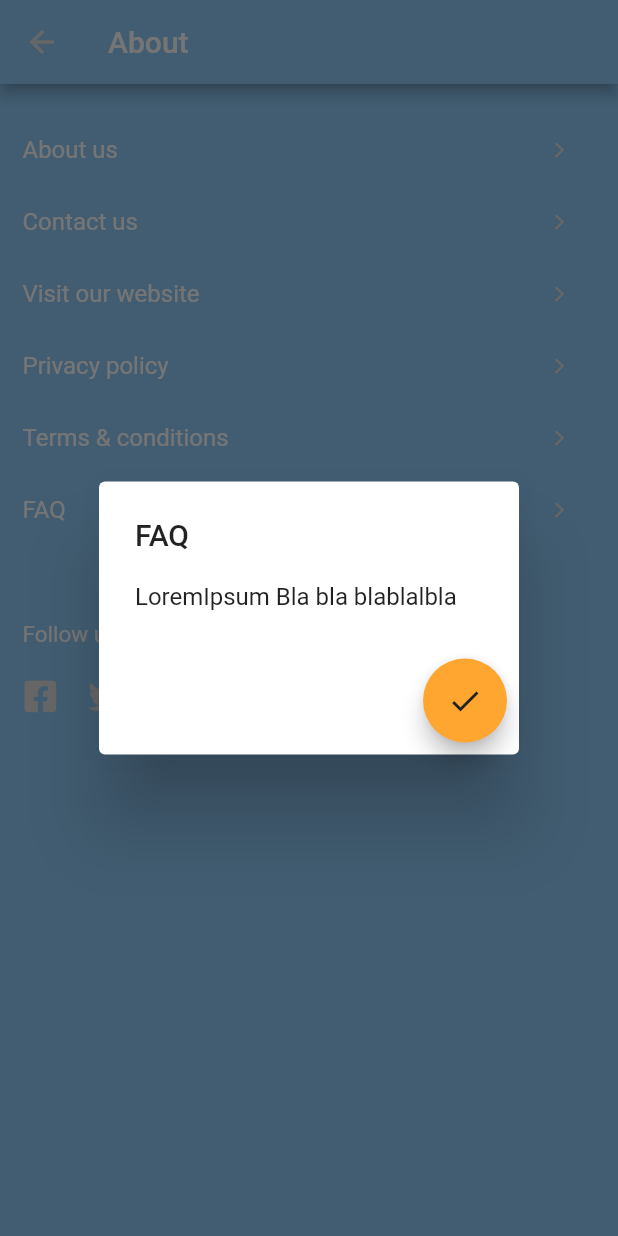
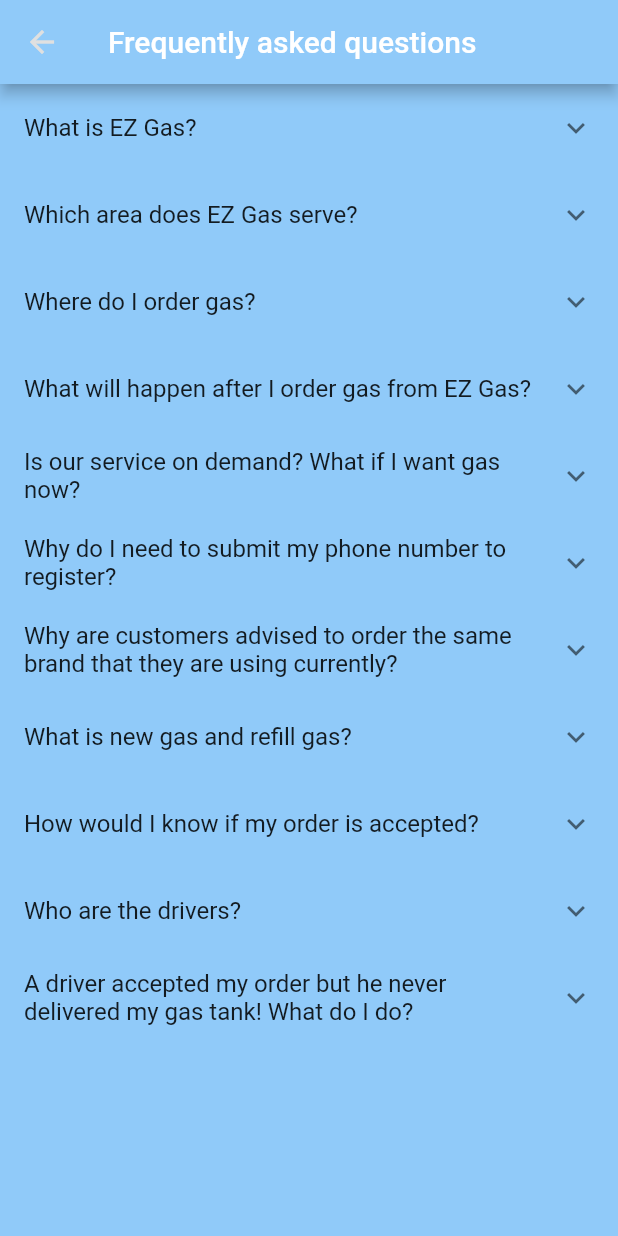
Before and after one commit to aimanuslim/Gas2Go, a Flutter app: the ProfileTabAboutUs screen opened directly, after a tap on "FAQ", on a phone screen of 412 x 824 dp. Run offline on Flutter 3.47's test engine with Material 2 defaults, Android fonts, the phone set to English and light mode, and no system bars; our stand-ins replace font_awesome_flutter, intro_slider, share, sticky_headers.

Commit message:
completed 'FAQ' screen

```diff
--- a/lib/customer_screens.dart
+++ b/lib/customer_screens.dart
@@ -2307,26 +2307,12 @@ class ProfileTabAboutUs extends StatelessWidget {
               ),
             ),
             GestureDetector(
-              // work on the onTap method
               onTap: () {
-                showDialog<void>(
-                    context: context,
-                    builder: (BuildContext context) {
-                      return AlertDialog(
-                        title: Text('FAQ'),
-                        content: const Text('LoremIpsum Bla bla blablalbla'),
-                        actions: <Widget>[
-                          FloatingActionButton(
-                            child: Icon(Icons.check),
-                            backgroundColor: Color(0xffFFA630),
-                            foregroundColor: Color(0xff222222),
-                            onPressed: () {
-                              Navigator.of(context).pop();
-                            },
-                          )
-                        ],
-                      );
-                    });
+                Navigator.push(
+                  context,
+                  MaterialPageRoute(
+                      builder: (context) => FrequentlyAskedQuestions()),
+                );
               },
               child: new Row(
                 children: <Widget>[
@@ -2347,25 +2333,10 @@ class ProfileTabAboutUs extends StatelessWidget {
                       color: Theme.of(context).buttonColor,
                     ),
                     onPressed: () {
-                      showDialog<void>(
-                        context: context,
-                        builder: (BuildContext context) {
-                          return AlertDialog(
-                            title: Text('Frequently Asked Questions'),
-                            content:
-                                const Text('LoremIpsum Bla bla blablalbla'),
-                            actions: <Widget>[
-                              FloatingActionButton(
-                                child: Icon(Icons.check),
-                                backgroundColor: Color(0xffFFA630),
-                                foregroundColor: Color(0xff222222),
-                                onPressed: () {
-                                  Navigator.of(context).pop();
-                                },
-                              ),
-                            ],
-                          );
-                        },
+                      Navigator.push(
+                        context,
+                        MaterialPageRoute(
+                            builder: (context) => FrequentlyAskedQuestions()),
                       );
                     },
                   )
@@ -3886,6 +3857,149 @@ class TermsAndConditionsState extends State<TermsAndConditions> {
         ],
       ),
     );
+  }
+}
+
+class FrequentlyAskedQuestions extends StatefulWidget {
+  @override
+  FrequentlyAskedQuestionsState createState() =>
+      FrequentlyAskedQuestionsState();
+}
+
+class FrequentlyAskedQuestionsState extends State<FrequentlyAskedQuestions> {
+  @override
+  Widget build(BuildContext context) {
+    // TODO: implement build
+    return Scaffold(
+      backgroundColor: Theme.of(context).backgroundColor,
+      appBar: AppBar(
+        title: Text('Frequently asked questions'),
+        backgroundColor: Theme.of(context).backgroundColor,
+        leading: IconButton(
+          tooltip: "Previous page",
+          icon: Icon(Icons.arrow_back, color: Theme.of(context).buttonColor),
+          onPressed: () {
+            Navigator.pop(context);
+          },
+        ),
+      ),
+      body: ListView.builder(
+        itemBuilder: (BuildContext context, int index) =>
+            EntryItem(data[index]),
+        itemCount: data.length,
+      ),
+    );
+  }
+}
+
+// One entry in the multilevel list displayed by this app.
+class Entry {
+  Entry(this.title, [this.children = const <Entry>[]]);
+
+  final String title;
+  final List<Entry> children;
+}
+
+// The entire multilevel list displayed by this app.
+final List<Entry> data = <Entry>[
+  Entry(
+    'What is EZ Gas?',
+    <Entry>[
+      Entry(
+          'EZ Gas is a smartphone-based cooking gas ordering and delivery platform. Our vision is to revamp Malaysia’s gas delivery industry, making it a more convenient and efficient means of delivery to serve the Malaysian community.'),
+    ],
+  ),
+  Entry(
+    'Which area does EZ Gas serve?',
+    <Entry>[
+      Entry(
+          'We serve the states of Selangor and Kuala Lumpur currently. We are expanding very rapidly and will be updating our new area of coverage every month on our social media platforms.'),
+    ],
+  ),
+  Entry(
+    'Where do I order gas?',
+    <Entry>[
+      Entry(
+          'You can download our app on Google Play as well as the App store. You will be able to place your orders when you set-up your EZ Gas account on our mobile application. We do not accept any orders from phone calls and emails.'),
+    ],
+  ),
+  Entry(
+    'What will happen after I order gas from EZ Gas?',
+    <Entry>[
+      Entry(
+          'An automated email will be sent to you to inform that your order has been requested and broadcasted to the suppliers. You will receive another automated email when a supplier accepts your order along with the driver’s information and order details.'),
+    ],
+  ),
+  Entry(
+    'Is our service on demand? What if I want gas now?',
+    <Entry>[
+      Entry(
+          'Currently our service is not on demand, we cannot ensure that a gas driver will come to you right after you ordered. The drivers would accept your order within 2 hours. We are working hard towards achieving on demand gas delivery service.'),
+    ],
+  ),
+  Entry(
+    'Why do I need to submit my phone number to register?',
+    <Entry>[
+      Entry(
+          'This is important for us and the drivers to get in touch with you when delivering your gas. Drivers might call you before they make their delivery.'),
+    ],
+  ),
+  Entry(
+    'Why are customers advised to order the same brand that they are using currently?',
+    <Entry>[
+      Entry(
+          'We strongly recommend you to order the same brand of gas cylinder that you are using now. It is because most of the time gas drivers will not be willing to collect the current brand of gas cylinder you’re using if it is different brand from what he is delivering. Between if you willing to accept others brand cylinder you can tick it (in page 1) when you place order.'),
+    ],
+  ),
+  Entry(
+    'What is new gas and refill gas?',
+    <Entry>[
+      Entry(
+          'When ordering, choose “new gas cylinder” if you do not have any cylinder currently and would like to have one.\n\n “Refill gas cylinder” is about exchanging your current gas cylinders to a new one with full tank of gas with the gas driver.'),
+    ],
+  ),
+  Entry(
+    'How would I know if my order is accepted?',
+    <Entry>[
+      Entry(
+          'You will receive an automated email upon driver accepting your order.'),
+    ],
+  ),
+  Entry(
+    'Who are the drivers?',
+    <Entry>[
+      Entry(
+          'As a technology-based company, we do not own any drivers nor gas cylinders. Once you have placed your order through our mobile app, the order will be broadcasted to our suppliers who are within close proximity to your location. These suppliers will then receive and view your order through the EZ Gas mobile app.'),
+    ],
+  ),
+  Entry(
+    'A driver accepted my order but he never delivered my gas tank! What do I do?',
+    <Entry>[
+      Entry(
+          'Our automated email includes driver’s information such as contacts, so feel free to call your designated driver. If any problems occur, please contact us and we will investigate this for you and take appropriate actions.'),
+    ],
+  ),
+];
+
+// Displays one Entry. If the entry has children then it's displayed
+// with an ExpansionTile.
+class EntryItem extends StatelessWidget {
+  const EntryItem(this.entry);
+
+  final Entry entry;
+
+  Widget _buildTiles(Entry root) {
+    if (root.children.isEmpty) return ListTile(title: Text(root.title));
+    return ExpansionTile(
+      key: PageStorageKey<Entry>(root),
+      title: Text(root.title),
+      children: root.children.map(_buildTiles).toList(),
+    );
+  }
+
+  @override
+  Widget build(BuildContext context) {
+    return _buildTiles(entry);
   }
 }
 
```
